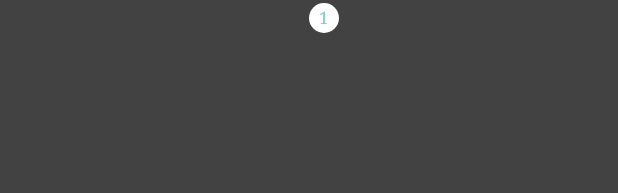
After one commit to Irvenae/MemoryApplication, an Android app: the layout notification_badge.xml on its own in the app's theme, with its tools: preview values and no code run, on a phone screen of 412 x 824 dp. The commit adds this screen. Shown: the top 193 px of the screen. Run offline under Robolectric (Android 15) with nearby library versions, the phone set to English and light mode, and no system bars.

Commit message:
added notification circle for repeat button

```diff
--- /dev/null
+++ b/app/src/main/res/drawable/notification_badge.xml
@@ -0,0 +1,5 @@
+<vector android:height="24dp" android:tint="#FFFFFF"
+    android:viewportHeight="24.0" android:viewportWidth="24.0"
+    android:width="24dp" xmlns:android="http://schemas.android.com/apk/res/android">
+    <path android:fillColor="#FF000000" android:pathData="M12,12m-10,0a10,10 0,1 1,20 0a10,10 0,1 1,-20 0"/>
+</vector>
--- /dev/null
+++ b/app/src/main/res/layout/notification_badge.xml
@@ -0,0 +1,20 @@
+<FrameLayout xmlns:android="http://schemas.android.com/apk/res/android"
+    xmlns:app="http://schemas.android.com/apk/res-auto"
+    xmlns:tools="http://schemas.android.com/tools"
+    android:layout_width="match_parent"
+    android:layout_height="match_parent">
+
+    <TextView
+        android:id="@+id/notifications_badge"
+        android:layout_width="wrap_content"
+        android:layout_height="wrap_content"
+        android:layout_gravity="top|center_horizontal"
+        android:layout_marginLeft="10dp"
+        android:layout_marginStart="10dp"
+        android:background="@drawable/notification_badge"
+        android:gravity="center"
+        android:padding="3dp"
+        android:text="1"
+        android:textColor="@color/colorAccent"
+        android:textSize="11sp" />
+</FrameLayout>
```
Also changed, not shown: app/src/main/java/irven/memoryapplication/MainActivity.java (+18 -3 lines), app/src/main/java/irven/memoryapplication/NotificationHandler.java (added, +67 -0 lines).
